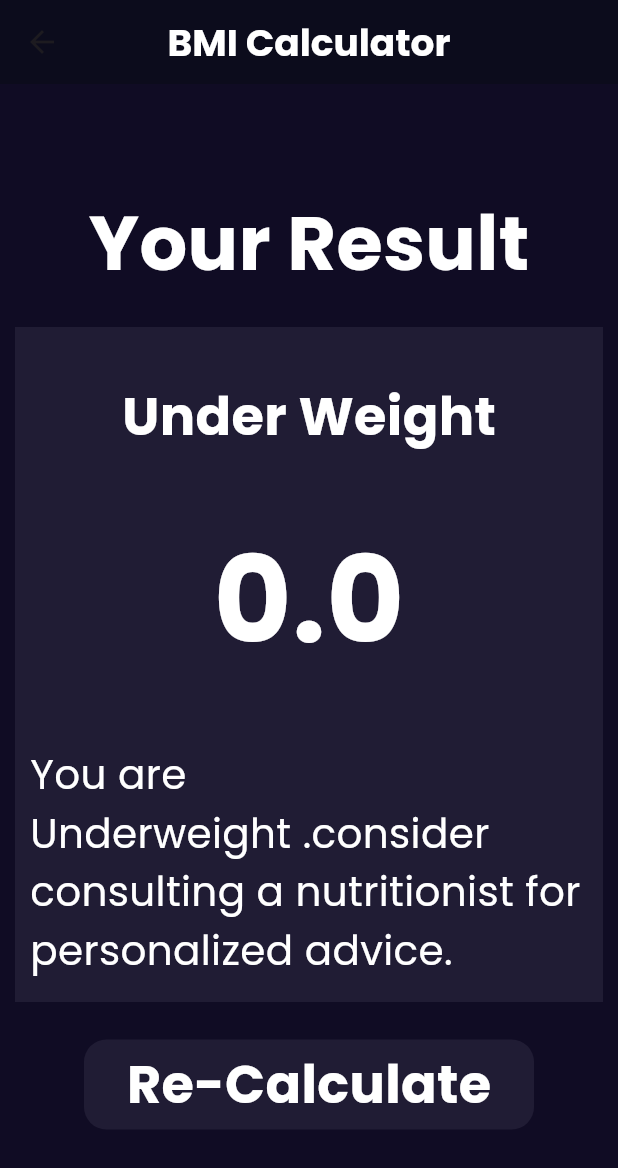
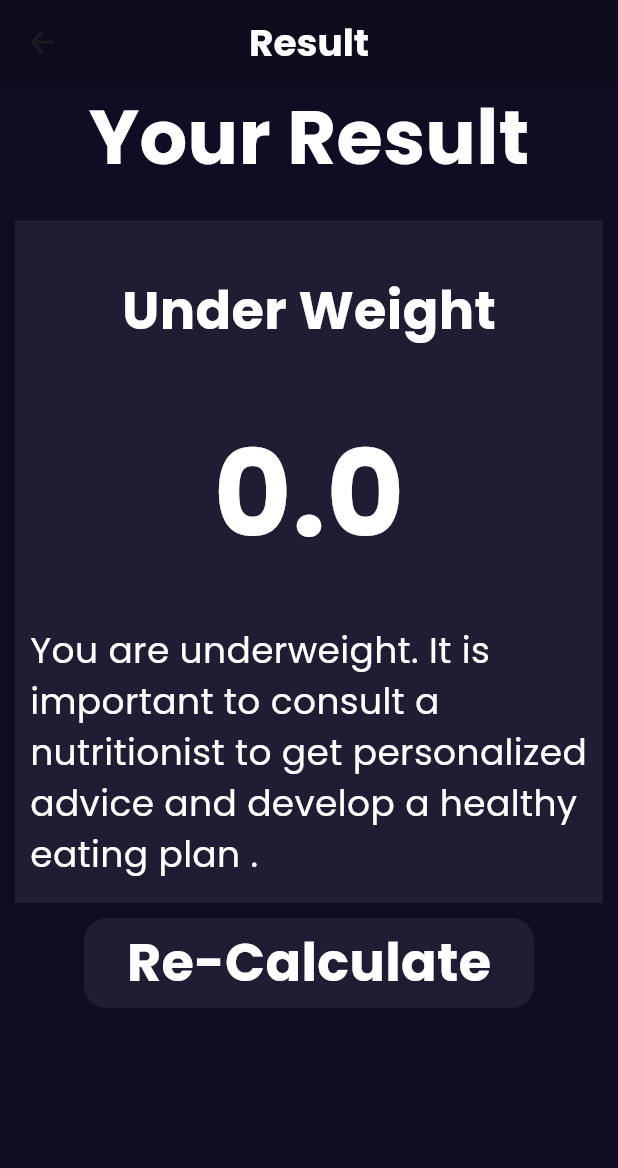
Before and after one commit to AhmedYasserww/BMI-Calculator, a Flutter app: the BMICalculator screen opened directly, after a tap on the "add circle" icon, after a tap on the "remove circle" icon, after a tap on "CALCULATE", on a phone screen of 412 x 824 dp. Shown: the top 1168 px of the screen. Run offline on Flutter 3.47's test engine with Material 3 defaults, Android fonts, the phone set to English and light mode, and no system bars; our stand-ins replace firebase_auth, firebase_core, flutter_bloc, go_router, google_fonts, shared_preferences; accounts and stored records are empty.

Commit message:
do some refactor in result view

```diff
--- a/lib/cubit/counter_cubit.dart
+++ b/lib/cubit/counter_cubit.dart
@@ -21,7 +21,9 @@ class CalculatorCubit extends Cubit<CalculatorState>{
     emit(WeightIncrementState());
   }
   void decrementWeight(){
-    weight--;
+    if(weight>0) {
+      weight--;
+    }
     emit(WeightDecrementState());
   }
   void incrementAge(){
@@ -29,7 +31,9 @@ class CalculatorCubit extends Cubit<CalculatorState>{
     emit(AgeIncrementState());
   }
   void decrementAge(){
-    age --;
+    if(age >0) {
+      age --;
+    }
     emit(AgeDecrementState());
   }
   void updateHeight(double newHeight) {
--- a/lib/screens/bmi_calculator.dart
+++ b/lib/screens/bmi_calculator.dart
@@ -13,7 +13,7 @@ class BMICalculator extends StatelessWidget {
     return BlocProvider(
       create: (context) => CalculatorCubit(),
       child: Scaffold(
-        backgroundColor: const Color(0xFF272B49FF),
+        backgroundColor:  const Color(0xff272B49FF),
         appBar: AppBar(
           centerTitle: true,
           automaticallyImplyLeading: false,
@@ -232,7 +232,7 @@ class BMICalculator extends StatelessWidget {
                           bmi = BlocProvider.of<CalculatorCubit>(context).calcBmi();
                           Navigator.of(context).push(
                             MaterialPageRoute(
-                              builder: (context) => Result(bmi: bmi),
+                              builder: (context) => ResultView(bmi: bmi),
                             ),
                           );
                         },
--- a/lib/screens/result_Calculate.dart
+++ b/lib/screens/result_Calculate.dart
@@ -1,7 +1,7 @@
 import 'package:flutter/material.dart';
-  class Result extends StatelessWidget {
+  class ResultView extends StatelessWidget {
     double bmi ;
- Result({required this.bmi});
+  ResultView({required this.bmi});
     String? status;
     String? state;
 
@@ -9,32 +9,35 @@ import 'package:flutter/material.dart';
   Widget build(BuildContext context) {
     if (bmi < 18.5) {
       status = "Under Weight";
-      state = "You are Underweight .consider consulting a nutritionist for personalized advice.";
+      state = "You are underweight. It is important to consult a nutritionist to get personalized advice and develop a healthy eating plan .";
     } else if (bmi >= 18.5 && bmi < 24.9) {
       status = "Normal";
-      state = "You are in a Normal weight range . Keep up the good work!";
+      state = "You are in a normal weight range. Keep up the good work by maintaining a balanced diet, regular exercise,  to stay fit and healthy.";
+
     } else if (bmi >= 25 && bmi < 29.9) {
       status = "Over Weight";
-      state = "You are Overweight . making healthier food choices.";
+      state = "You are overweight. Consider adopting healthier eating habits and incorporating regular physical activity to reduce health risks.";
     } else if (bmi >= 30 && bmi < 34.9) {
       status = "Obese";
-      state = "You are Obese . you should think of a professional plan to regulate weight .";
+      state = "You are obese. It is highly recommended to consult a professional to create a structured weight management plan for better health.";
     } else if (bmi >= 35) {
       status = "Extremely Obese";
-      state = "You are Extremely Obese . you should discuss potential treatment options and lifestyle changes.";
+      state = "You are extremely obese. It is crucial to seek medical advice to explore treatment options and make lifestyle changes to improve your health.";
     }
 
     return Scaffold(
       backgroundColor: const Color(0xFF100c24),
       appBar: AppBar(
+
         backgroundColor:const Color(0xFF0c0c1c),
         centerTitle: true,
         title: const Text(
-          "BMI Calculator",
+          "Result",
           style: TextStyle(fontSize: 25, fontWeight: FontWeight.bold, color:Colors.white),
         ),
       ),
-      body: Column(
+      body: SingleChildScrollView(
+        child: Column(
           mainAxisAlignment: MainAxisAlignment.center,
           children: [
             const Text(
@@ -46,7 +49,7 @@ import 'package:flutter/material.dart';
             Container(
               color:const Color(0xFF201c34),
               width: double.infinity,
-            height: 450,
+             // height: 450,
               margin: const EdgeInsets.all(10),
               child: Column(
                 children: [
@@ -54,15 +57,16 @@ import 'package:flutter/material.dart';
                   Text("$status", style: const TextStyle(fontSize: 35, fontWeight: FontWeight.bold, color: Colors.white),),
                  const SizedBox(height: 40,),
                   Text("${bmi.toStringAsFixed(1)}", style: const TextStyle(fontSize: 80, fontWeight: FontWeight.bold, color: Colors.white),),
-               const SizedBox(height: 40,),
+                 const SizedBox(height: 30,),
                   Container(
                     alignment:Alignment.center,
                     padding:const EdgeInsets.only(left: 10),
-                    child: Text("$state", style: const TextStyle(fontSize: 27, color: Colors.white),))
+                      child: Text("$state", style: const TextStyle(fontSize: 24, color: Colors.white),)),
+                  const SizedBox(height: 16,)
                 ],
               ),
             ),
-         const SizedBox(height: 15,),
+           //Spacer(),
             Container(
                 alignment: Alignment.center,
                 height: 60,
@@ -80,8 +84,10 @@ import 'package:flutter/material.dart';
                     style: TextStyle(fontSize: 35, fontWeight: FontWeight.bold, color: Colors.white),
                   ),
                 )
-          )
+            ),
+            const SizedBox(height: 16,)
           ],
+        ),
       ),
     );
   }
```
Lines whose indentation alone changed are shown as unchanged.
